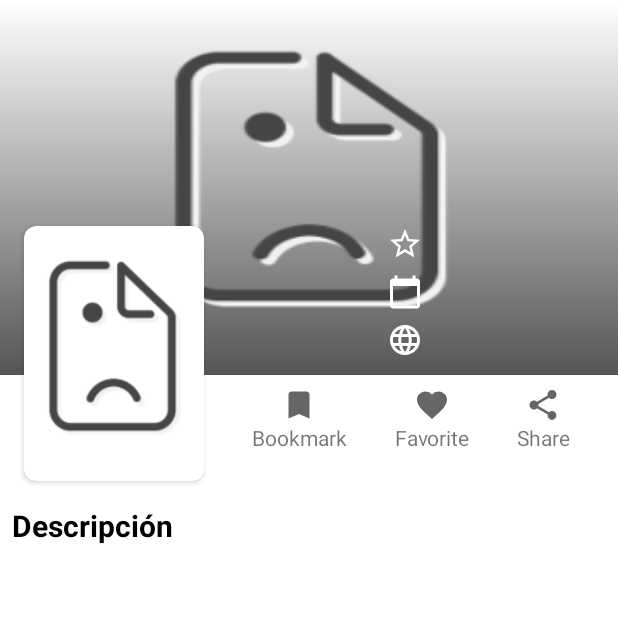
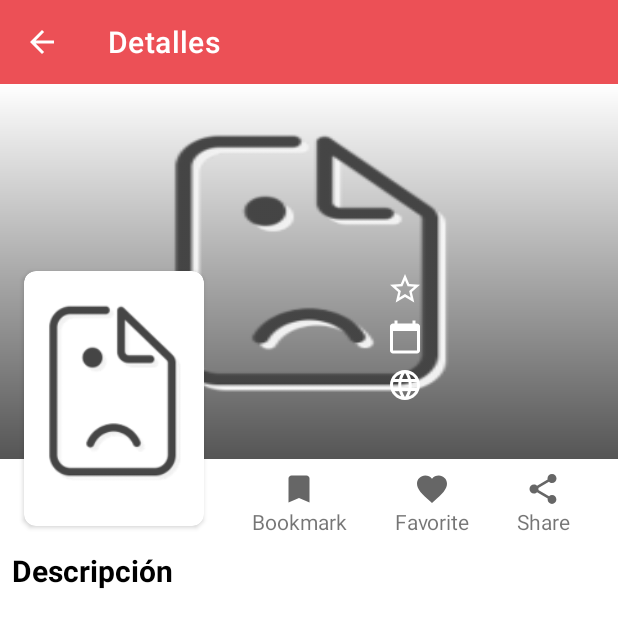
Before and after one commit to carlosLoeza12/socio-infonavit-android-new, an Android app: the fragment MovieDetailFragment placed in its activity, on a phone screen of 412 x 824 dp. Shown: the top 628 px of the screen. Run offline under Robolectric (Android 15) with nearby library versions, the phone set to English and light mode, and no system bars; our stand-ins replace Dagger/Hilt's generated code; pictures from the network do not load; 9 statements that could not run were skipped.

Commit message:
Fix and add toolbar

```diff
--- a/app/build.gradle
+++ b/app/build.gradle
@@ -67,7 +67,7 @@ dependencies {
     implementation "com.google.dagger:hilt-android:2.38.1"
     kapt "com.google.dagger:hilt-compiler:2.38.1"
 
-    // Fragment / Viewmodel / Hilt
+    // Fragment / ViewModel / Hilt
     def lifecycle = "2.3.1"
     implementation "androidx.lifecycle:lifecycle-viewmodel-ktx:${lifecycle}"
     implementation "androidx.lifecycle:lifecycle-livedata-ktx:${lifecycle}"
--- a/app/src/main/java/com/example/socio_infonavit_android_new/application/Prefs.kt
+++ b/app/src/main/java/com/example/socio_infonavit_android_new/application/Prefs.kt
@@ -25,6 +25,8 @@ class Prefs(val context: Context) {
         return  storage.getBoolean(SHARED_USER_SESION, false)
     }
 
-
+    fun wipe(){
+        storage.edit().clear().apply()
+    }
 
 }
--- a/app/src/main/java/com/example/socio_infonavit_android_new/ui/benevits/MovieDetailFragment.kt
+++ b/app/src/main/java/com/example/socio_infonavit_android_new/ui/benevits/MovieDetailFragment.kt
@@ -4,6 +4,7 @@ import android.annotation.SuppressLint
 import android.os.Bundle
 import androidx.fragment.app.Fragment
 import android.view.View
+import androidx.appcompat.app.AppCompatActivity
 import androidx.navigation.fragment.navArgs
 import coil.load
 import com.example.socio_infonavit_android_new.R
@@ -16,11 +17,34 @@ class MovieDetailFragment : Fragment(R.layout.fragment_movie_detail) {
 
     private lateinit var binding: FragmentMovieDetailBinding
     private val args by navArgs<MovieDetailFragmentArgs>()
+    private lateinit var toolbar: androidx.appcompat.widget.Toolbar
 
     @SuppressLint("SetTextI18n")
     override fun onViewCreated(view: View, savedInstanceState: Bundle?) {
         super.onViewCreated(view, savedInstanceState)
         binding = FragmentMovieDetailBinding.bind(view)
+
+        toolbar = binding.toolbar
+        toolbarConfiguration()
+        bindingDetailData()
+
+    }
+
+    private fun toolbarConfiguration(){
+        if(activity is AppCompatActivity){
+            (activity as AppCompatActivity).setSupportActionBar(toolbar)
+            (activity as AppCompatActivity).supportActionBar?.setDisplayHomeAsUpEnabled(true)
+            (activity as AppCompatActivity).setTitle(R.string.movie_detail)
+        }
+
+        toolbar.setNavigationOnClickListener {
+            activity?.onBackPressed()
+        }
+        toolbar.navigationIcon?.setTint(resources.getColor(R.color.white))
+    }
+
+    @SuppressLint("SetTextI18n")
+    private fun bindingDetailData(){
 
         binding.imgMovie.load(AppConstants.BASE_IMAGE_MOVIE+args.posterImageUrl)
         binding.imgBackGround.load(AppConstants.BASE_IMAGE_MOVIE+args.backGroundImageUrl)
@@ -30,5 +54,4 @@ class MovieDetailFragment : Fragment(R.layout.fragment_movie_detail) {
         binding.txtRating.text = "${args.voteAverage} (${args.voteCount} ${requireContext().getString(R.string.movie_votes)})"
         binding.txtRelease.text = "${requireContext().getString(R.string.movie_release)} ${args.releaseDate}"
     }
-
 }
--- a/app/src/main/java/com/example/socio_infonavit_android_new/ui/splash/SplashFragment.kt
+++ b/app/src/main/java/com/example/socio_infonavit_android_new/ui/splash/SplashFragment.kt
@@ -5,7 +5,6 @@ import android.os.CountDownTimer
 import androidx.fragment.app.Fragment
 import android.view.View
 import android.view.animation.AnimationUtils
-import androidx.appcompat.app.AppCompatActivity
 import androidx.navigation.fragment.findNavController
 import com.example.socio_infonavit_android_new.R
 import com.example.socio_infonavit_android_new.application.BaseApplication.Companion.prefs
@@ -23,7 +22,6 @@ class SplashFragment : Fragment(R.layout.fragment_splash) {
         val animation = AnimationUtils.loadAnimation(requireContext(), R.anim.fade_in)
         binding.imgLogo.startAnimation(animation)
 
-        (requireActivity() as AppCompatActivity).supportActionBar?.hide()
         timer()
     }
 
--- a/app/src/main/res/layout/fragment_movie_detail.xml
+++ b/app/src/main/res/layout/fragment_movie_detail.xml
@@ -6,6 +6,18 @@
     android:layout_height="match_parent"
     tools:context=".ui.benevits.MovieDetailFragment">
 
+    <androidx.appcompat.widget.Toolbar
+        android:id="@+id/toolbar"
+        app:layout_constraintStart_toStartOf="parent"
+        app:layout_constraintEnd_toEndOf="parent"
+        app:layout_constraintTop_toTopOf="parent"
+        android:layout_width="match_parent"
+        android:layout_height="?actionBarSize"
+        android:background="@color/red"
+        app:titleTextColor="@color/white">
+
+    </androidx.appcompat.widget.Toolbar>
+
     <FrameLayout
         android:id="@+id/frame"
         android:layout_width="match_parent"
@@ -13,7 +25,7 @@
         android:background="@drawable/gradient"
         app:layout_constraintEnd_toEndOf="parent"
         app:layout_constraintStart_toStartOf="parent"
-        app:layout_constraintTop_toTopOf="parent">
+        app:layout_constraintTop_toBottomOf="@id/toolbar">
 
         <ImageView
             android:id="@+id/imgBackGround"
@@ -50,7 +62,7 @@
         android:layout_width="wrap_content"
         android:layout_height="wrap_content"
         android:orientation="horizontal"
-        app:layout_constraintGuide_begin="321dp" />
+        app:layout_constraintGuide_begin="351dp" />
 
     <TextView
         android:id="@+id/txtTitleMovie"
@@ -92,6 +104,8 @@
         android:layout_marginTop="8dp"
         android:drawablePadding="8dp"
         app:layout_constraintTop_toBottomOf="@id/txtRating"
+        android:ellipsize="end"
+        android:lines="1"
         tools:text="02/12/2021 Release">
     </TextView>
 
--- a/app/src/main/res/layout/item_movie.xml
+++ b/app/src/main/res/layout/item_movie.xml
@@ -34,6 +34,8 @@
                 android:layout_height="wrap_content"
                 tools:text="@string/movie_title"
                 android:textColor="@color/white"
+                android:ellipsize="end"
+                android:lines="1"
                 android:layout_margin="5dp">
             </TextView>
 
--- a/app/src/main/res/navigation/nav_graph.xml
+++ b/app/src/main/res/navigation/nav_graph.xml
@@ -21,7 +21,9 @@
             app:popUpToInclusive="true" />
         <action
             android:id="@+id/action_splashFragment_to_benevitsFragment"
-            app:destination="@id/benevitsFragment" />
+            app:destination="@id/benevitsFragment"
+            app:popUpTo="@id/splashFragment"
+            app:popUpToInclusive="true" />
     </fragment>
     <fragment
         android:id="@+id/loginFragment"
@@ -50,6 +52,10 @@
             app:exitAnim="@anim/slide_to_left"
             app:popEnterAnim="@anim/slide_from_left"
             app:popExitAnim="@anim/slide_to_rigth" />
+        <action
+            android:id="@+id/action_benevitsFragment_to_splashFragment"
+            app:destination="@id/splashFragment"
+            app:popUpToInclusive="true" />
     </fragment>
     <fragment
         android:id="@+id/movieDetailFragment"
--- a/app/src/main/res/values/strings.xml
+++ b/app/src/main/res/values/strings.xml
@@ -15,6 +15,8 @@
 
     <!-- Movie -->
     <string name="movie_title">Titulo</string>
+    <string name="movie">Peliculas</string>
+    <string name="movie_detail">Detalles</string>
     <string name="movie_language">Lenguaje</string>
     <string name="movie_votes">Votos</string>
     <string name="movie_released">Lanzado</string>
@@ -22,4 +24,8 @@
     <string name="movie_overView">Descripción</string>
     <string name="movie_overView_example">Lorem Ipsum is simply dummy text of the printing and typesetting industry. Lorem Ipsum has been the industrys standard dummy text ever since the 1500s, when an unknown printer took a galley of type and scrambled it to make a type specimen book. It has survived not only five centuries, but also the leap into electronic typesetting, remaining essentially unchanged. It was popularised in the 1960s with the release of Letraset sheets containing Lorem Ipsum passages, and more recently with desktop publishing software like Aldus PageMaker including versions of Lorem Ipsum</string>
 
+    <!-- App -->
+    <string name="close_app">¿Desea salir de la aplicación?</string>
+
+
 </resources>
--- a/app/src/main/res/values/themes.xml
+++ b/app/src/main/res/values/themes.xml
@@ -1,6 +1,6 @@
 <resources xmlns:tools="http://schemas.android.com/tools">
     <!-- Base application theme. -->
-    <style name="Theme.Socioinfonavitandroidnew" parent="Theme.MaterialComponents.DayNight.DarkActionBar">
+    <style name="Theme.Socioinfonavitandroidnew" parent="Theme.MaterialComponents.DayNight.NoActionBar">
         <!-- Primary brand color. -->
         <item name="colorPrimary">@color/red</item>
         <item name="colorPrimaryVariant">@color/red</item>
```
Also changed, not shown: app/src/main/java/com/example/socio_infonavit_android_new/core/extensions/extensions.kt (added, +39 -0 lines), app/src/main/java/com/example/socio_infonavit_android_new/ui/benevits/BenevitsFragment.kt (+35 -1 lines), app/src/main/java/com/example/socio_infonavit_android_new/ui/login/LoginFragment.kt (+5 -30 lines), app/src/main/res/drawable/ic_baseline_exit_to_app_24.xml (added, +11 -0 lines), app/src/main/res/layout/fragment_benevits.xml (+17 -4 lines), app/src/main/res/menu/menu.xml (added, +16 -0 lines).
